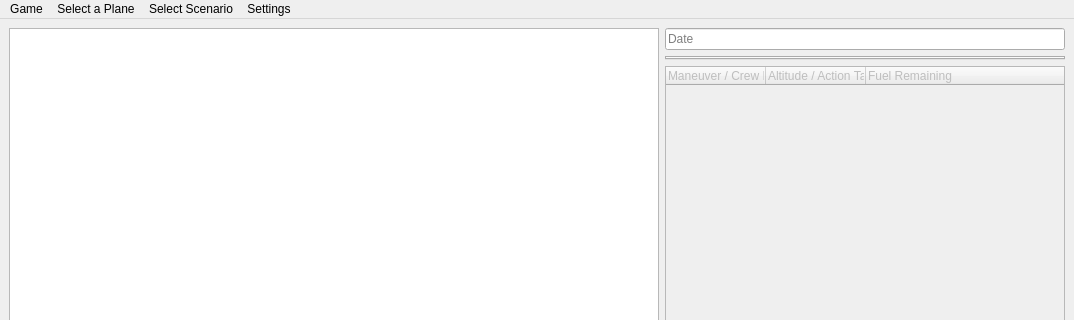
The window that turn_logger/MainWindow.ui (wchamilton/CEManeuverLog) describes before a commit, drawn with Qt 5; both pictures show x 0 to 1074 and y 0 to 320 of the 1074 by 1000 pixel window.
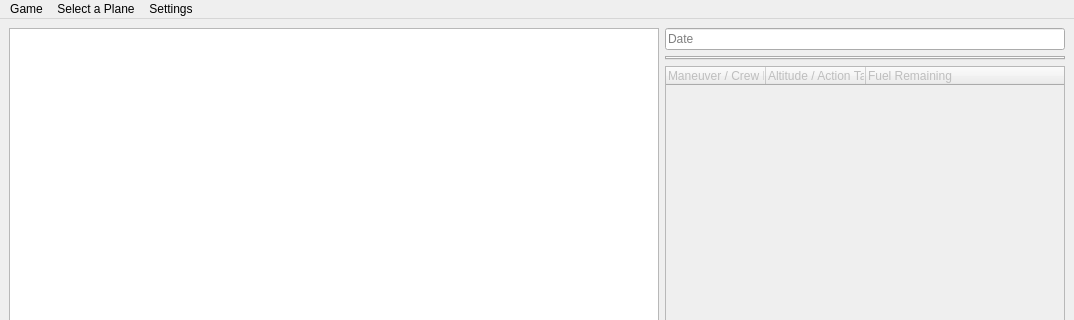
The same window after the commit. Custom widgets are drawn as their Qt base class.

The edit to the form file:
```diff
--- a/turn_logger/MainWindow.ui
+++ b/turn_logger/MainWindow.ui
@@ -136,14 +136,6 @@
      <string>Select a Plane</string>
     </property>
    </widget>
-   <widget class="QMenu" name="menuSelect_Scenario">
-    <property name="title">
-     <string>Select Scenario</string>
-    </property>
-    <addaction name="actionDogfight"/>
-    <addaction name="actionBombing_Run"/>
-    <addaction name="actionScouting_Mission"/>
-   </widget>
    <widget class="QMenu" name="menuSettings">
     <property name="title">
      <string>Settings</string>
@@ -152,7 +144,6 @@
    </widget>
    <addaction name="game_menu"/>
    <addaction name="select_plane_menu"/>
-   <addaction name="menuSelect_Scenario"/>
    <addaction name="menuSettings"/>
   </widget>
   <widget class="QStatusBar" name="statusbar"/>
```
